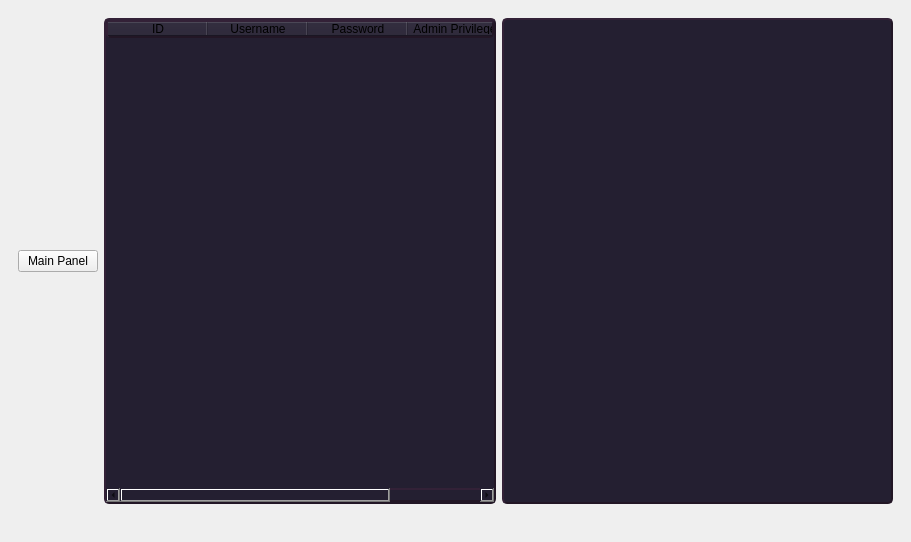
The window that qtapplication/mainwindow.ui (kralloie/cloud-storage-system) describes before a commit, drawn with Qt 5.
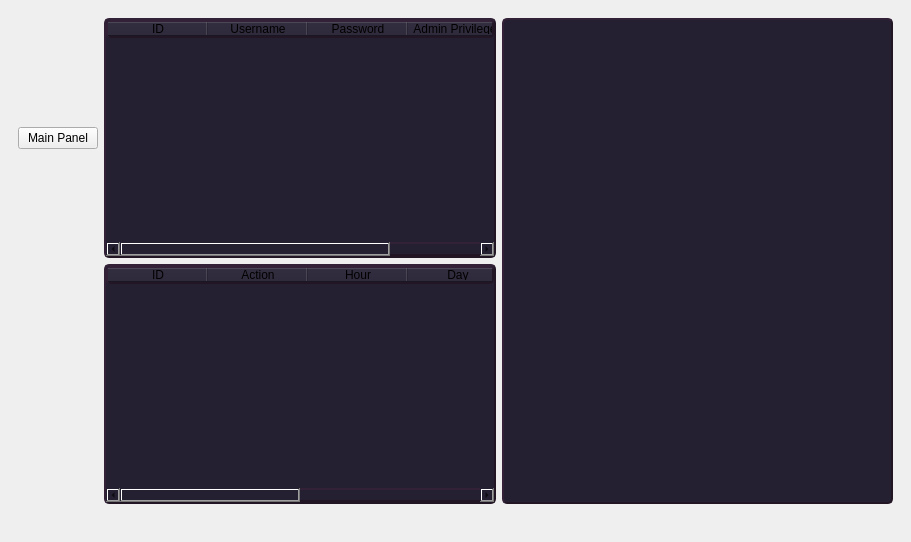
The same window after the commit. The open tabs and pages were chosen to show the change. Icons and pictures are not drawn.

Commit message: Added logs table view on admin panel

```diff
--- a/qtapplication/mainwindow.ui
+++ b/qtapplication/mainwindow.ui
@@ -63,7 +63,7 @@
        </sizepolicy>
       </property>
       <property name="currentIndex">
-       <number>0</number>
+       <number>2</number>
       </property>
       <widget class="QWidget" name="mainPage">
        <layout class="QHBoxLayout" name="horizontalLayout" stretch="0,0,1">
@@ -467,7 +467,7 @@
       <widget class="QWidget" name="adminPage">
        <layout class="QHBoxLayout" name="horizontalLayout_2">
         <item>
-         <layout class="QGridLayout" name="adminLayout" rowstretch="0" columnstretch="0,0,0">
+         <layout class="QGridLayout" name="adminLayout" rowstretch="0,0" columnstretch="0,0,0">
           <item row="0" column="1">
            <widget class="QTableWidget" name="userCredentialsTable">
             <property name="styleSheet">
@@ -507,7 +507,7 @@
             </property>
            </widget>
           </item>
-          <item row="0" column="2">
+          <item row="0" column="2" rowspan="2">
            <widget class="QTreeView" name="globalStorage">
             <property name="styleSheet">
              <string notr="true">font-size: 20px;
@@ -519,6 +519,48 @@
             </property>
            </widget>
           </item>
+          <item row="1" column="1">
+           <widget class="QTableWidget" name="logsTable">
+            <property name="styleSheet">
+             <string notr="true">font-size: 12px;
+background-color: rgb(36, 31, 49);
+border-radius: 5px;
+border-style:outset;
+border-width:2px;
+border-color:rgb(34, 22, 37);</string>
+            </property>
+            <column>
+             <property name="text">
+              <string>ID</string>
+             </property>
+            </column>
+            <column>
+             <property name="text">
+              <string>Action</string>
+             </property>
+            </column>
+            <column>
+             <property name="text">
+              <string>Hour</string>
+             </property>
+            </column>
+            <column>
+             <property name="text">
+              <string>Day</string>
+             </property>
+            </column>
+            <column>
+             <property name="text">
+              <string>File</string>
+             </property>
+            </column>
+            <column>
+             <property name="text">
+              <string>User</string>
+             </property>
+            </column>
+           </widget>
+          </item>
          </layout>
         </item>
        </layout>
```
The commit also changes 3 other files.
